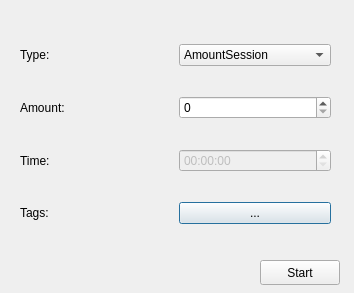
Furiiis/QuizConstructorApp, file testfilterdialog.ui: the form before one commit.
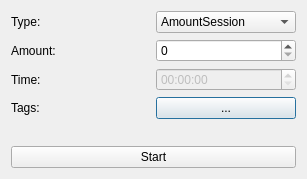
The form after the commit.

What changed in the file:
```diff
--- a/testfilterdialog.ui
+++ b/testfilterdialog.ui
@@ -6,33 +6,42 @@
    <rect>
     <x>0</x>
     <y>0</y>
-    <width>354</width>
-    <height>293</height>
+    <width>307</width>
+    <height>179</height>
    </rect>
   </property>
   <property name="windowTitle">
    <string>Dialog</string>
   </property>
-  <widget class="QWidget" name="verticalLayoutWidget_3">
-   <property name="geometry">
-    <rect>
-     <x>20</x>
-     <y>20</y>
-     <width>311</width>
-     <height>231</height>
-    </rect>
-   </property>
-   <layout class="QVBoxLayout" name="testFilterVerticalLayout">
+  <layout class="QVBoxLayout" name="verticalLayout">
     <item>
-     <layout class="QHBoxLayout" name="typeHorizontalLayout">
-      <item>
+    <layout class="QFormLayout" name="filterFormLayout">
+     <property name="sizeConstraint">
+      <enum>QLayout::SetDefaultConstraint</enum>
+     </property>
+     <property name="fieldGrowthPolicy">
+      <enum>QFormLayout::AllNonFixedFieldsGrow</enum>
+     </property>
+     <property name="rowWrapPolicy">
+      <enum>QFormLayout::DontWrapRows</enum>
+     </property>
+     <property name="labelAlignment">
+      <set>Qt::AlignLeading|Qt::AlignLeft|Qt::AlignVCenter</set>
+     </property>
+     <property name="formAlignment">
+      <set>Qt::AlignLeading|Qt::AlignLeft|Qt::AlignTop</set>
+     </property>
+     <property name="horizontalSpacing">
+      <number>100</number>
+     </property>
+     <item row="0" column="0">
        <widget class="QLabel" name="typeLabel">
         <property name="text">
          <string>Type:</string>
         </property>
        </widget>
       </item>
-      <item>
+     <item row="0" column="1">
        <widget class="QComboBox" name="typeComboBox">
         <item>
          <property name="text">
@@ -41,50 +50,38 @@
         </item>
        </widget>
       </item>
-     </layout>
-    </item>
-    <item>
-     <layout class="QHBoxLayout" name="amountHorizontalLayout">
-      <item>
+     <item row="1" column="0">
        <widget class="QLabel" name="amountLabel">
         <property name="text">
          <string>Amount:</string>
         </property>
        </widget>
       </item>
-      <item>
+     <item row="1" column="1">
        <widget class="QSpinBox" name="amountSpinBox"/>
       </item>
-     </layout>
-    </item>
-    <item>
-     <layout class="QHBoxLayout" name="timeHorizontalLayout">
-      <item>
+     <item row="2" column="0">
        <widget class="QLabel" name="timeLabel">
         <property name="text">
          <string>Time:</string>
         </property>
        </widget>
       </item>
-      <item>
+     <item row="2" column="1">
        <widget class="QTimeEdit" name="timeEdit">
         <property name="enabled">
          <bool>false</bool>
         </property>
        </widget>
       </item>
-     </layout>
-    </item>
-    <item>
-     <layout class="QHBoxLayout" name="tagsHorizontalLayout">
-      <item>
+     <item row="3" column="0">
        <widget class="QLabel" name="tagsLabel">
         <property name="text">
          <string>Tags:</string>
         </property>
        </widget>
       </item>
-      <item>
+     <item row="3" column="1">
        <widget class="QPushButton" name="tagsPushButton">
         <property name="text">
          <string>...</string>
@@ -93,21 +90,14 @@
       </item>
      </layout>
     </item>
-   </layout>
-  </widget>
+   <item>
   <widget class="QPushButton" name="start_pushButton">
-   <property name="geometry">
-    <rect>
-     <x>260</x>
-     <y>260</y>
-     <width>80</width>
-     <height>25</height>
-    </rect>
-   </property>
    <property name="text">
     <string>Start</string>
    </property>
   </widget>
+   </item>
+  </layout>
  </widget>
  <resources/>
  <connections>
```
Lines whose indentation alone changed are shown as unchanged.
